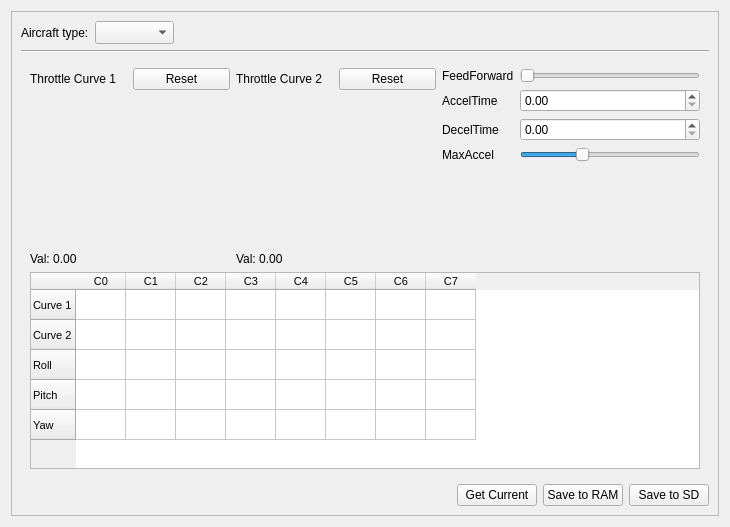
Qt form ground/src/plugins/config/airframe.ui (openpilot/OpenPilot) before a commit.
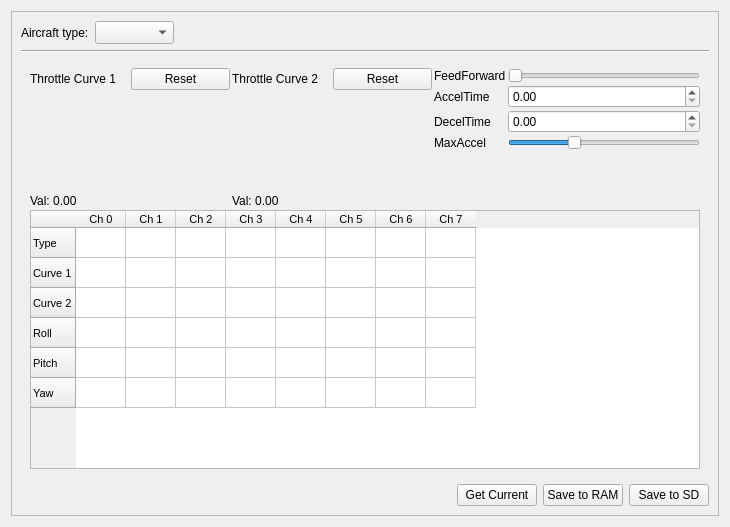
The same form after that commit. The open tabs and pages were chosen to show the change. Custom widgets are drawn as their Qt base class.

Commit message: OP-138 Small updates to config widget, start of custom configuration interface, lots of work to do still...

The edit to the form file:
```diff
--- a/ground/src/plugins/config/airframe.ui
+++ b/ground/src/plugins/config/airframe.ui
@@ -1280,7 +1280,10 @@
         <widget class="QWidget" name="custom">
          <layout class="QVBoxLayout" name="verticalLayout_9">
           <item>
-           <layout class="QVBoxLayout" name="verticalLayout_16">
+           <layout class="QVBoxLayout" name="verticalLayout_16" stretch="1,2">
+            <property name="spacing">
+             <number>2</number>
+            </property>
             <item>
              <layout class="QHBoxLayout" name="horizontalLayout_14">
               <item>
@@ -1313,8 +1316,8 @@
                   </property>
                   <property name="minimumSize">
                    <size>
-                    <width>150</width>
-                    <height>150</height>
+                    <width>100</width>
+                    <height>100</height>
                    </size>
                   </property>
                   <property name="maximumSize">
@@ -1364,8 +1367,8 @@
                   </property>
                   <property name="minimumSize">
                    <size>
-                    <width>150</width>
-                    <height>150</height>
+                    <width>100</width>
+                    <height>100</height>
                    </size>
                   </property>
                   <property name="maximumSize">
@@ -1449,7 +1452,13 @@
              </layout>
             </item>
             <item>
-             <widget class="QTableWidget" name="tableWidget">
+             <widget class="QTableWidget" name="customMixerTable">
+              <property name="sizePolicy">
+               <sizepolicy hsizetype="MinimumExpanding" vsizetype="MinimumExpanding">
+                <horstretch>0</horstretch>
+                <verstretch>0</verstretch>
+               </sizepolicy>
+              </property>
               <property name="font">
                <font>
                 <pointsize>8</pointsize>
@@ -1461,6 +1470,11 @@
               <attribute name="horizontalHeaderDefaultSectionSize">
                <number>50</number>
               </attribute>
+              <row>
+               <property name="text">
+                <string>Type</string>
+               </property>
+              </row>
               <row>
                <property name="text">
                 <string>Curve 1</string>
@@ -1488,54 +1502,54 @@
               </row>
               <column>
                <property name="text">
-                <string>C0</string>
+                <string>Ch 0</string>
                </property>
               </column>
               <column>
                <property name="text">
-                <string>C1</string>
+                <string>Ch 1</string>
                </property>
               </column>
               <column>
                <property name="text">
-                <string>C2</string>
+                <string>Ch 2</string>
                </property>
               </column>
               <column>
                <property name="text">
-                <string>C3</string>
+                <string>Ch 3</string>
                </property>
               </column>
               <column>
                <property name="text">
-                <string>C4</string>
+                <string>Ch 4</string>
                </property>
               </column>
               <column>
                <property name="text">
-                <string>C5</string>
+                <string>Ch 5</string>
                </property>
               </column>
               <column>
                <property name="text">
-                <string>C6</string>
+                <string>Ch 6</string>
                </property>
               </column>
               <column>
                <property name="text">
-                <string>C7</string>
+                <string>Ch 7</string>
                </property>
               </column>
-              <item row="0" column="0">
-               <property name="text">
-                <string/>
-               </property>
-              </item>
               <item row="1" column="0">
                <property name="text">
                 <string/>
                </property>
               </item>
+              <item row="2" column="0">
+               <property name="text">
+                <string/>
+               </property>
+              </item>
              </widget>
             </item>
            </layout>
```
Left out of the diff: 15 changed lines with no effect on the pictures. The commit also changes 3 other files.
